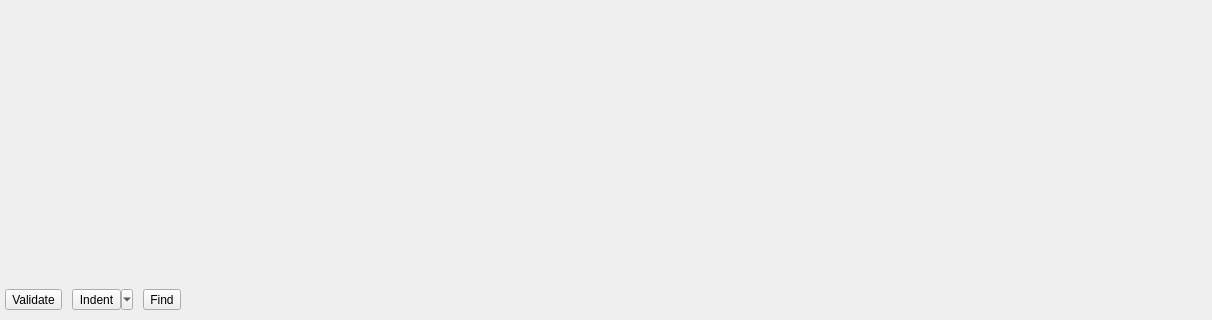
This is apps/pgmodeler-se/ui/sourceeditorwidget.ui in pgmodeler/pgmodeler as Qt 5 draws it before an edit; both pictures show x 0 to 1212 and y 416 to 736 of the 1212 by 736 pixel window. The edited form follows.
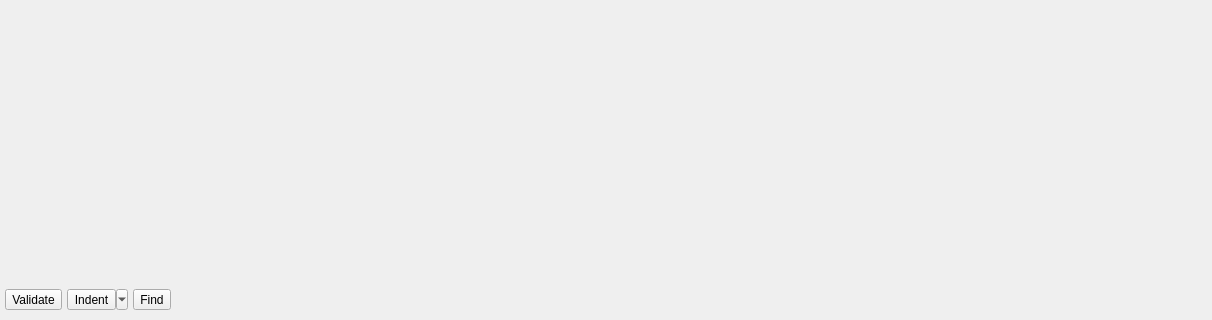
This is the edited form. Icons and pictures are not drawn.

```diff
--- a/apps/pgmodeler-se/ui/sourceeditorwidget.ui
+++ b/apps/pgmodeler-se/ui/sourceeditorwidget.ui
@@ -15,7 +15,7 @@
   </property>
   <layout class="QVBoxLayout" name="verticalLayout">
    <property name="spacing">
-    <number>10</number>
+    <number>5</number>
    </property>
    <property name="leftMargin">
     <number>5</number>
@@ -62,7 +62,7 @@
    <item>
     <layout class="QHBoxLayout" name="horizontalLayout">
      <property name="spacing">
-      <number>10</number>
+      <number>5</number>
      </property>
      <property name="bottomMargin">
       <number>5</number>
```
